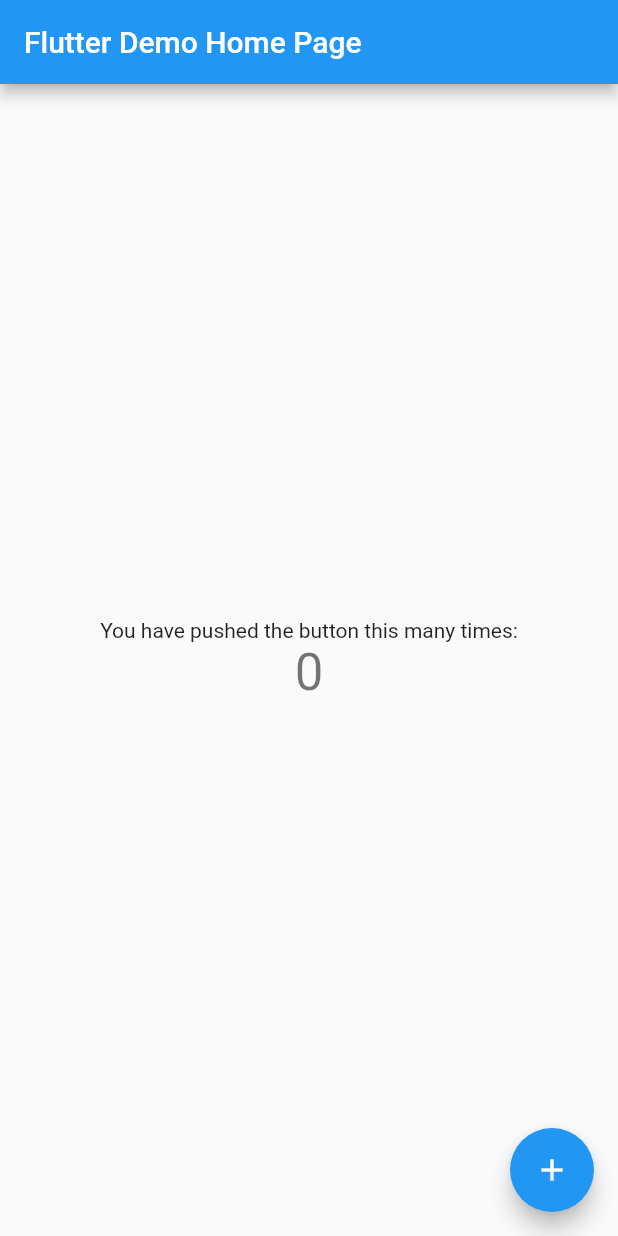
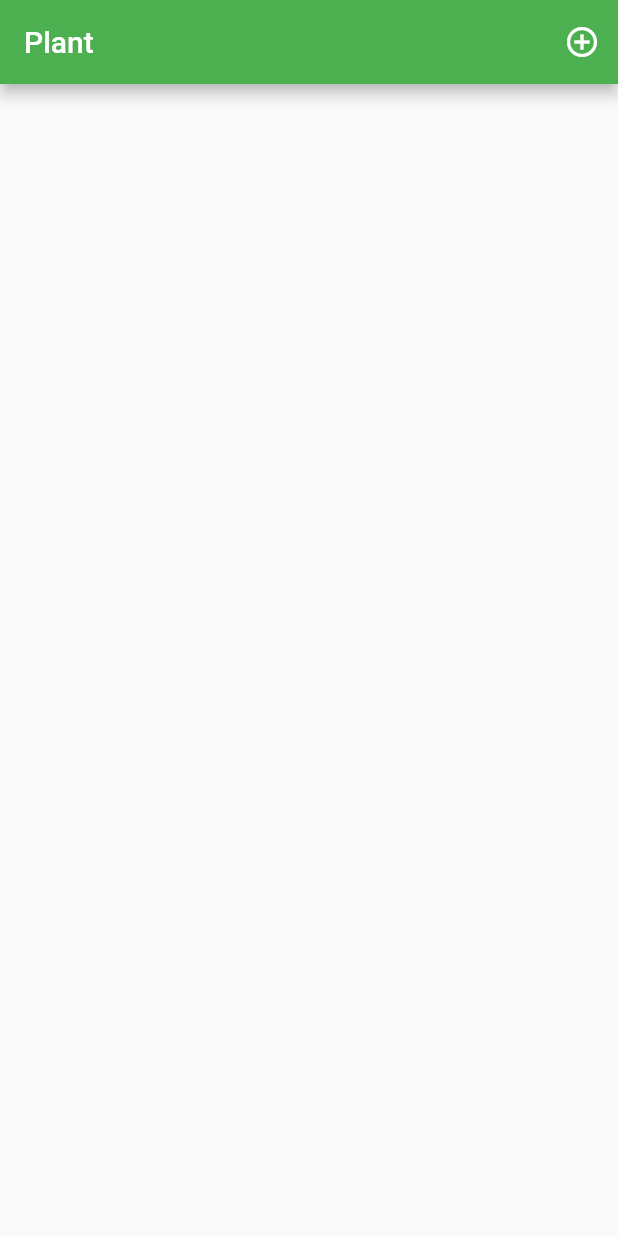
Before and after one commit to micro-bc/plant, a Flutter app: the screen it shows after launch, on a phone screen of 412 x 824 dp. Run offline on Flutter 3.47's test engine with Material 2 defaults, Android fonts, the phone set to English and light mode, and no system bars.

Commit message:
Add models and basic functionality

```diff
--- a/lib/main.dart
+++ b/lib/main.dart
@@ -1,63 +1,31 @@
 import 'package:flutter/material.dart';
+import 'package:plant/models/plants.dart';
+import 'package:plant/screens/add_plant_page.dart';
+import 'package:plant/screens/home_page.dart';
+import 'package:provider/provider.dart';
 
 void main() {
-  runApp(MyApp());
+  runApp(
+    ChangeNotifierProvider(
+      create: (context) => PlantsModel(),
+      child: App(),
+    ),
+  );
 }
 
-class MyApp extends StatelessWidget {
+class App extends StatelessWidget {
   @override
   Widget build(BuildContext context) {
     return MaterialApp(
-      title: 'Flutter Demo',
+      title: 'Plant',
       theme: ThemeData(
-        primarySwatch: Colors.blue,
+        primarySwatch: Colors.green,
       ),
-      home: MyHomePage(title: 'Flutter Demo Home Page'),
+      initialRoute: '/',
+      routes: <String, WidgetBuilder>{
+        '/': (context) => HomePage(),
+        '/add': (context) => AddPlantPage(),
+      },
     );
   }
 }
-
-class MyHomePage extends StatefulWidget {
-  MyHomePage({Key? key, this.title}) : super(key: key);
-
-  final String? title;
-
-  @override
-  _MyHomePageState createState() => _MyHomePageState();
-}
-
-class _MyHomePageState extends State<MyHomePage> {
-  int _counter = 0;
-
-  void _incrementCounter() {
-    setState(() {
-      _counter++;
-    });
-  }
-
-  @override
-  Widget build(BuildContext context) {
-    return Scaffold(
-      appBar: AppBar(
-        title: Text(widget.title!),
-      ),
-      body: Center(
-        child: Column(
-          mainAxisAlignment: MainAxisAlignment.center,
-          children: <Widget>[
-            Text('You have pushed the button this many times:'),
-            Text(
-              '$_counter',
-              style: Theme.of(context).textTheme.headline4,
-            ),
-          ],
-        ),
-      ),
-      floatingActionButton: FloatingActionButton(
-        onPressed: _incrementCounter,
-        tooltip: 'Increment',
-        child: Icon(Icons.add),
-      ),
-    );
-  }
-}
--- /dev/null
+++ b/lib/models/plant.dart
@@ -0,0 +1,104 @@
+import 'package:flutter/material.dart';
+import 'package:uuid/uuid.dart';
+
+class PlantModel extends ChangeNotifier {
+  String _id;
+  String _name;
+  String _notes;
+
+  int? _wateringPeriod;
+  int? _sprayingPeriod;
+  int? _feedingPeriod;
+  int? _rotationPeriod;
+  DateTime _lastWatered;
+  DateTime _lastSprayed;
+  DateTime _lastFed;
+  DateTime _lastRotated;
+
+  PlantModel({
+    String? id,
+    String? name,
+    String? notes,
+    int? wateringPeriod,
+    int? sprayingPeriod,
+    int? feedingPeriod,
+    int? rotationPeriod,
+    DateTime? lastWatered,
+    DateTime? lastSprayed,
+    DateTime? lastFed,
+    DateTime? lastRotated,
+  })  : _id = id ?? Uuid().v4(),
+        _name = name ?? "",
+        _notes = notes ?? "",
+        _wateringPeriod = wateringPeriod,
+        _sprayingPeriod = sprayingPeriod,
+        _feedingPeriod = feedingPeriod,
+        _rotationPeriod = rotationPeriod,
+        _lastWatered = lastWatered ?? DateTime.now(),
+        _lastSprayed = lastSprayed ?? DateTime.now(),
+        _lastFed = lastFed ?? DateTime.now(),
+        _lastRotated = lastRotated ?? DateTime.now();
+
+  PlantModel clone() {
+    return PlantModel(
+      id: _id,
+      name: _name,
+      notes: _notes,
+      wateringPeriod: _wateringPeriod,
+      sprayingPeriod: _sprayingPeriod,
+      feedingPeriod: _feedingPeriod,
+      rotationPeriod: _rotationPeriod,
+      lastWatered: _lastWatered,
+      lastSprayed: _lastSprayed,
+      lastFed: _lastFed,
+      lastRotated: _lastRotated,
+    );
+  }
+
+  String get id => _id;
+  String get name => _name;
+  String get notes => _notes;
+
+  int? get wateringPeriod => _wateringPeriod;
+  int? get sprayingPeriod => _sprayingPeriod;
+  int? get feedingPeriod => _feedingPeriod;
+  int? get rotationPeriod => _rotationPeriod;
+  DateTime get lastWatered => _lastWatered;
+  DateTime get lastSprayed => _lastSprayed;
+  DateTime get lastFed => _lastFed;
+  DateTime get lastRotated => _lastRotated;
+
+  set name(String name) {
+    _name = name;
+    notifyListeners();
+  }
+
+  set notes(String notes) {
+    _notes = notes;
+    notifyListeners();
+  }
+
+  void water() => _lastWatered = DateTime.now();
+  set wateringPeriod(int? period) {
+    _wateringPeriod = period;
+    notifyListeners();
+  }
+
+  void spray() => _lastSprayed = DateTime.now();
+  set sprayingPeriod(int? period) {
+    _sprayingPeriod = period;
+    notifyListeners();
+  }
+
+  void feed() => _lastFed = DateTime.now();
+  set feedingPeriod(int? period) {
+    _feedingPeriod = period;
+    notifyListeners();
+  }
+
+  void rotate() => _lastRotated = DateTime.now();
+  set rotationPeriod(int? period) {
+    _rotationPeriod = period;
+    notifyListeners();
+  }
+}
--- /dev/null
+++ b/lib/models/plants.dart
@@ -0,0 +1,21 @@
+import 'dart:collection';
+
+import 'package:flutter/material.dart';
+import 'package:plant/models/plant.dart';
+
+class PlantsModel extends ChangeNotifier {
+  final Map<String, PlantModel> _plants = {};
+
+  UnmodifiableListView<PlantModel> get plants =>
+      UnmodifiableListView(_plants.values);
+
+  void add(PlantModel plant) {
+    _plants[plant.id] = plant;
+    notifyListeners();
+  }
+
+  void remove(String id) {
+    _plants.remove(id);
+    notifyListeners();
+  }
+}
--- /dev/null
+++ b/lib/screens/home_page.dart
@@ -0,0 +1,95 @@
+import 'package:flutter/material.dart';
+import 'package:plant/models/plant.dart';
+import 'package:plant/models/plants.dart';
+import 'package:provider/provider.dart';
+
+class HomePage extends StatelessWidget {
+  @override
+  Widget build(BuildContext context) {
+    return Scaffold(
+      appBar: AppBar(
+        title: const Text('Plant'),
+        actions: [
+          IconButton(
+            onPressed: () => Navigator.pushNamed(context, '/add'),
+            icon: const Icon(Icons.add_circle_outline),
+          ),
+        ],
+      ),
+      body: _PlantListView(),
+    );
+  }
+}
+
+class _PlantListView extends StatelessWidget {
+  @override
+  Widget build(BuildContext context) {
+    return Consumer<PlantsModel>(
+      builder: (context, value, child) {
+        var plants = value.plants;
+
+        return ListView.builder(
+          padding: const EdgeInsets.all(8.0),
+          itemCount: plants.length,
+          itemBuilder: (context, index) => _PlantTile(plant: plants[index]),
+        );
+      },
+    );
+  }
+}
+
+class _PlantTile extends StatelessWidget {
+  static const double padd = 18;
+  final PlantModel plant;
+
+  const _PlantTile({Key? key, required this.plant}) : super(key: key);
+
+  @override
+  Widget build(BuildContext context) {
+    return Card(
+      child: Container(
+        padding: const EdgeInsets.symmetric(vertical: 10, horizontal: padd),
+        child: Row(
+          children: [
+            Container(
+              child: const Icon(Icons.ac_unit),
+              margin: const EdgeInsets.only(right: padd),
+            ),
+            Container(
+              child: Column(
+                crossAxisAlignment: CrossAxisAlignment.start,
+                children: [
+                  Text(plant.name, textScaleFactor: 1.2),
+                  Row(
+                    children: [
+                      SubIcon(),
+                      SubIcon(),
+                    ],
+                  ),
+                ],
+              ),
+            )
+          ],
+        ),
+      ),
+    );
+  }
+}
+
+class SubIcon extends StatelessWidget {
+  @override
+  Widget build(BuildContext context) {
+    return Container(
+      margin: const EdgeInsets.all(2),
+      child: Row(
+        children: [
+          Padding(
+            padding: const EdgeInsets.only(right: 3),
+            child: const Icon(Icons.timer, size: 18),
+          ),
+          const Text('20'),
+        ],
+      ),
+    );
+  }
+}
--- a/pubspec.yaml
+++ b/pubspec.yaml
@@ -11,6 +11,9 @@ environment:
 dependencies:
   flutter:
     sdk: flutter
+
+  uuid: ^3.0.2
+  provider: ^5.0.0
 
   cupertino_icons: ^1.0.2
 
```
Also changed, not shown: lib/screens/add_plant_page.dart (added, +190 -0 lines), pubspec.lock, 1 other file.
